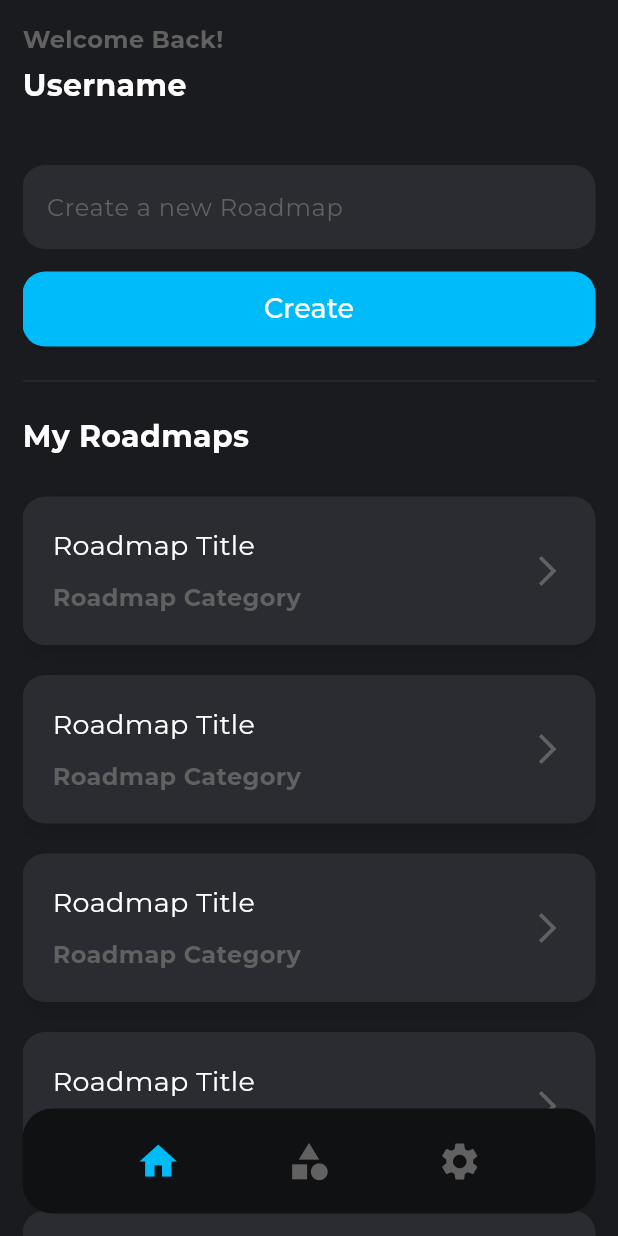
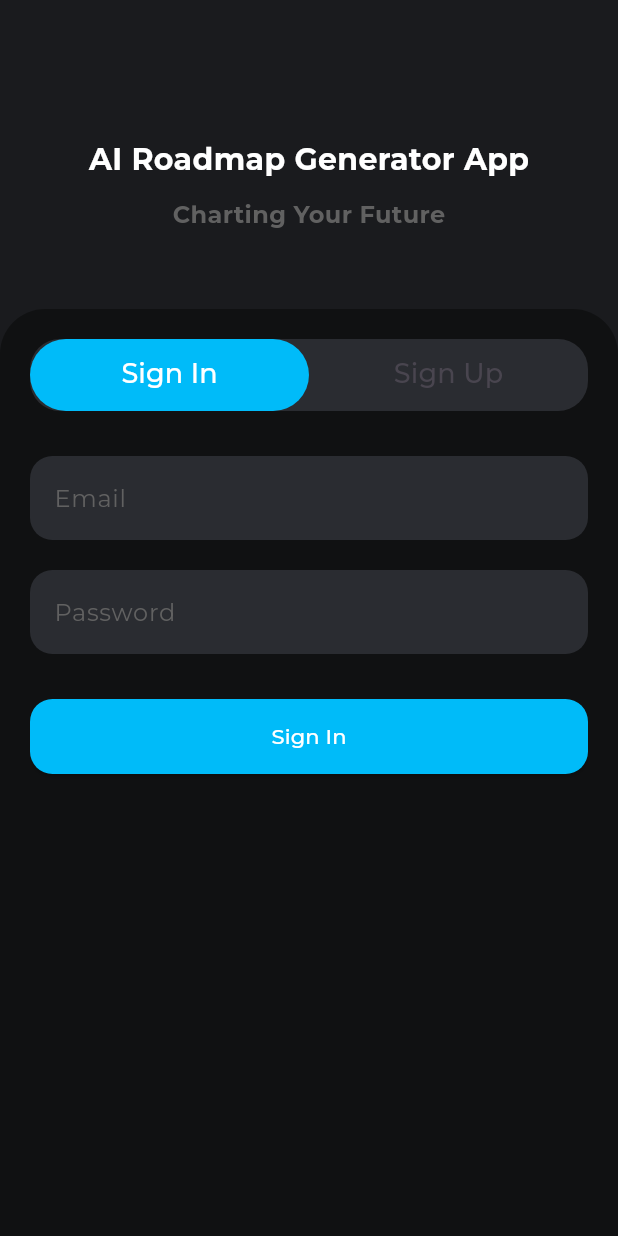
Before and after one commit to iiShahad/roadmap_app, a Flutter app: the screen it shows after launch, on a phone screen of 412 x 824 dp. Run offline on Flutter 3.47's test engine with Material 3 defaults, Android fonts, the phone set to English and light mode, and no system bars; our stand-ins replace cloud_firestore, firebase_auth, firebase_core, flutter_riverpod, freezed_annotation, google_fonts and 1 more; accounts and stored records are empty; generated files the repository leaves out were written again.

Commit message:
implemented auth view

```diff
--- a/lib/main.dart
+++ b/lib/main.dart
@@ -3,9 +3,12 @@ import 'package:flutter/material.dart';
 import 'package:flutter_riverpod/flutter_riverpod.dart';
 import 'package:roadmap_app/firebase_options.dart';
 import 'package:roadmap_app/palette.dart';
+import 'package:roadmap_app/views/auth_view.dart';
 import 'package:roadmap_app/views/main_scaffold.dart';
 
 void main() async {
+  WidgetsFlutterBinding.ensureInitialized();
+
   await Firebase.initializeApp(
     options: DefaultFirebaseOptions.currentPlatform,
   );
@@ -19,7 +22,7 @@ class MyApp extends StatelessWidget {
     return MaterialApp(
       title: 'Flutter Demo',
       theme: Palette.theme,
-      home: const MainScaffold(),
+      home: const AuthView(),
     );
   }
 }
--- a/lib/palette.dart
+++ b/lib/palette.dart
@@ -11,7 +11,7 @@ class Palette {
   static const backgroundColor = Color(0xFF1A1B1E);
   static const surfaceColor = Color(0xFF2A2C31);
   static const navbarColor = Color(0xFF101112);
-  static const errorColor = Color(0xFFB00020);
+  static const errorColor = Color(0xFFC82A47);
   static const onPrimaryColor = Color(0xFFFFFFFF);
   static const onSecondaryColor = Color(0xFF000000);
   static const onBackgroundColor = Color(0xFF000000);
@@ -27,7 +27,7 @@ class Palette {
   static const grey = Color(0xFFB9B9B9);
   static const lightGrey = Color(0xFFE0E0E0);
   static const darkGrey = Color(0xFF616161);
-  static const red = Color(0xFFD32F2F);
+  static const red = Color.fromARGB(255, 233, 75, 75);
   static const green = Color(0xFF388E3C);
   static const blue = Color(0xFF1976D2);
   static const yellow = Color(0xFFFFA000);
@@ -44,6 +44,26 @@ class Palette {
         textTheme: GoogleFonts.montserratTextTheme(),
         primaryColor: primaryColor,
         scaffoldBackgroundColor: backgroundColor,
+        inputDecorationTheme: const InputDecorationTheme(
+          errorStyle: TextStyle(color: errorColor, fontSize: 13),
+          fillColor: Palette.surfaceColor,
+          filled: true,
+          hintStyle: TextStyle(color: Palette.darkGrey),
+          border: OutlineInputBorder(
+            borderSide: BorderSide.none,
+            borderRadius: BorderRadius.all(Radius.circular(15)),
+          ),
+        ),
+        elevatedButtonTheme: ElevatedButtonThemeData(
+          style: ElevatedButton.styleFrom(
+            minimumSize: const Size(double.infinity, 50),
+            backgroundColor: Palette.primaryColor,
+            foregroundColor: Palette.white,
+            shape: RoundedRectangleBorder(
+              borderRadius: BorderRadius.circular(15),
+            ),
+          ),
+        ),
         appBarTheme: const AppBarTheme(
           backgroundColor: backgroundColor,
           elevation: 0,
--- /dev/null
+++ b/lib/util.dart
@@ -0,0 +1,26 @@
+String? emailValidator(String? value) {
+  if (value == null || value.isEmpty) {
+    return 'Please enter your email';
+  }
+  if (!value.contains('@') || !value.contains('.')) {
+    return 'Please enter a valid email';
+  }
+  return null;
+}
+
+String? passwordValidator(String? value) {
+  if (value == null || value.isEmpty) {
+    return 'Please enter a password';
+  }
+  if (value.trim().length < 8) {
+    return 'Your password should not be less than 8 characters';
+  }
+  return null;
+}
+
+String? requiredValidator(String? value) {
+  if (value == null || value.isEmpty) {
+    return 'This field is required';
+  }
+  return null;
+}
--- /dev/null
+++ b/lib/views/auth_view.dart
@@ -0,0 +1,178 @@
+import 'package:flutter/material.dart';
+import 'package:flutter_riverpod/flutter_riverpod.dart';
+import 'package:roadmap_app/controllers/auth_view_controller.dart';
+import 'package:roadmap_app/palette.dart';
+import 'package:roadmap_app/repositories/auth_repository.dart';
+import 'package:roadmap_app/util.dart';
+import 'package:roadmap_app/views/widgets/custom_tab_bar.dart';
+
+class AuthView extends ConsumerStatefulWidget {
+  const AuthView({super.key});
+
+  @override
+  ConsumerState<AuthView> createState() => _AuthViewState();
+}
+
+class _AuthViewState extends ConsumerState<AuthView>
+    with TickerProviderStateMixin {
+  late TabController _tabController;
+
+  @override
+  void initState() {
+    _tabController = TabController(length: 2, vsync: this);
+    super.initState();
+  }
+
+  @override
+  void dispose() {
+    if (mounted) {
+      ref.read(authViewControllerProvider).dispose();
+    }
+    super.dispose();
+  }
+
+  @override
+  Widget build(BuildContext context) {
+    return Scaffold(
+      resizeToAvoidBottomInset: false,
+      backgroundColor: Palette.backgroundColor,
+      body: SingleChildScrollView(
+        padding:
+            EdgeInsets.only(bottom: MediaQuery.of(context).viewInsets.bottom),
+        child: SizedBox(
+          height: MediaQuery.of(context).size.height,
+          child: Column(
+            mainAxisAlignment: MainAxisAlignment.end,
+            children: [
+              //Title
+              SizedBox(
+                height: MediaQuery.of(context).size.height * 0.2,
+                child: Column(
+                  mainAxisAlignment: MainAxisAlignment.center,
+                  children: [
+                    Text('AI Roadmap Generator App', style: Palette.titleB),
+                    const SizedBox(height: 10),
+                    Text(
+                      "Charting Your Future",
+                      style: Palette.subtitle,
+                    ),
+                  ],
+                ),
+              ),
+
+              //Auth Sheet
+              Container(
+                height: MediaQuery.of(context).size.height * 0.75,
+                padding: const EdgeInsets.all(20),
+                decoration: const BoxDecoration(
+                  color: Palette.navbarColor,
+                  borderRadius: BorderRadius.only(
+                    topLeft: Radius.circular(30),
+                    topRight: Radius.circular(30),
+                  ),
+                ),
+                child: Column(
+                  mainAxisSize: MainAxisSize.min,
+                  children: [
+                    CustomTabBar(
+                      onTap: (index) => ref
+                          .read(authViewControllerProvider)
+                          .pageTransition(_tabController.index),
+                      tabController: _tabController,
+                    ),
+                    Expanded(
+                      child: PageView(
+                        physics: const NeverScrollableScrollPhysics(),
+                        controller: ref
+                            .watch(authViewControllerProvider)
+                            .getPageController,
+                        children: [
+                          _buildSignInForm(ref),
+                          _buildSignUpForm(ref),
+                        ],
+                      ),
+                    ),
+                  ],
+                ),
+              )
+            ],
+          ),
+        ),
+      ),
+    );
+  }
+
+  Widget _buildSignInForm(WidgetRef ref) {
+    return Column(
+      children: [
+        const SizedBox(height: 30),
+        TextFormField(
+          controller:
+              ref.watch(authViewControllerProvider).signInEmailController,
+          decoration: const InputDecoration(
+            hintText: "Email",
+          ),
+          validator: (value) => emailValidator(value),
+        ),
+        const SizedBox(height: 20),
+        TextFormField(
+          controller:
+              ref.watch(authViewControllerProvider).signInPasswordController,
+          decoration: const InputDecoration(
+            hintText: "Password",
+          ),
+          validator: (value) => passwordValidator(value),
+        ),
+        const SizedBox(height: 30),
+        ElevatedButton(
+            child: const Text("Sign In"),
+            onPressed: () {
+              ref.read(authViewControllerProvider).signIn();
+              // print(ref.read(authRepositoryProvider));
+              // print(ref.read(authStateChangeProvider));
+            })
+      ],
+    );
+  }
+
+  Widget _buildSignUpForm(WidgetRef ref) {
+    return Form(
+      key: ref.watch(authViewControllerProvider).signUpFormKey,
+      child: Column(
+        children: [
+          const SizedBox(height: 30),
+          TextFormField(
+            controller:
+                ref.watch(authViewControllerProvider).signUpUsernameController,
+            decoration: const InputDecoration(
+              hintText: "Username",
+            ),
+            validator: (value) => requiredValidator(value),
+          ),
+          const SizedBox(height: 20),
+          TextFormField(
+            controller:
+                ref.watch(authViewControllerProvider).signUpEmailController,
+            decoration: const InputDecoration(
+              hintText: "Email",
+            ),
+            validator: (value) => emailValidator(value),
+          ),
+          const SizedBox(height: 20),
+          TextFormField(
+            controller:
+                ref.watch(authViewControllerProvider).signUpPasswordController,
+            decoration: const InputDecoration(
+              hintText: "Password",
+            ),
+            validator: (value) => passwordValidator(value),
+          ),
+          const SizedBox(height: 30),
+          ElevatedButton(
+              child: const Text("Sign Up"),
+              onPressed: () => ref.read(authViewControllerProvider).signUp())
+        ],
+      ),
+    );
+  }
+}
--- a/lib/views/home_view.dart
+++ b/lib/views/home_view.dart
@@ -4,8 +4,6 @@ import 'package:roadmap_app/controllers/home_view_controller.dart';
 import 'package:roadmap_app/palette.dart';
 import 'package:roadmap_app/views/widgets/home_app_bar.dart';
 import 'package:roadmap_app/views/widgets/roadmap_card.dart';
-import 'package:roadmap_app/views/widgets/rounded_input.dart';
-import 'package:roadmap_app/views/widgets/rounded_button.dart';
 
 class HomeView extends ConsumerWidget {
   const HomeView({super.key});
@@ -27,12 +25,14 @@ class HomeView extends ConsumerWidget {
                     const SizedBox(
                       height: 15,
                     ),
-                    RoundedInput(
+                    TextFormField(
                         controller:
                             ref.watch(homeViewControllerProvider).controller,
-                        label: "Create a new Roadmap"),
-                    RoundedButton(
-                      label: "Create",
+                        decoration: const InputDecoration(
+                          hintText: "Search Roadmaps",
+                        )),
+                    ElevatedButton(
+                      child: const Text("Create"),
                       onPressed: () {},
                     ),
                   ],
--- a/lib/views/main_scaffold.dart
+++ b/lib/views/main_scaffold.dart
@@ -5,7 +5,6 @@ import 'package:roadmap_app/views/categories_view.dart';
 import 'package:roadmap_app/views/home_view.dart';
 import 'package:roadmap_app/views/roadmap_view.dart';
 import 'package:roadmap_app/views/widgets/navbar.dart';
-import 'package:roadmap_app/views/widgets/reoadmap_tile.dart';
 
 class MainScaffold extends ConsumerWidget {
   const MainScaffold({super.key});
--- /dev/null
+++ b/lib/views/widgets/custom_tab_bar.dart
@@ -0,0 +1,37 @@
+import 'package:flutter/material.dart';
+import 'package:roadmap_app/palette.dart';
+
+class CustomTabBar extends StatelessWidget {
+  final TabController tabController;
+  final void Function(int) onTap;
+  const CustomTabBar(
+      {super.key, required this.tabController, required this.onTap});
+
+  @override
+  Widget build(BuildContext context) {
+    return Container(
+      decoration: BoxDecoration(
+        borderRadius: BorderRadius.circular(20),
+        color: Palette.surfaceColor,
+      ),
+      child: TabBar(
+          onTap: onTap,
+          controller: tabController,
+          dividerColor: Palette.transparent,
+          indicatorSize: TabBarIndicatorSize.tab,
+          labelStyle: Palette.title2,
+          indicator: BoxDecoration(
+            borderRadius: BorderRadius.circular(50),
+            color: Palette.primaryColor,
+          ),
+          tabs: const [
+            Tab(
+              text: 'Sign In',
+            ),
+            Tab(
+              text: 'Sign Up',
+            )
+          ]),
+    );
+  }
+}
--- a/lib/views/widgets/reoadmap_tile.dart
+++ b/lib/views/widgets/reoadmap_tile.dart
@@ -10,7 +10,6 @@ class RoadmapTile extends StatelessWidget {
 
   @override
   Widget build(BuildContext context) {
-    bool isChecked = false;
     return Stack(
       alignment: Alignment.center,
       children: [
@@ -46,7 +45,7 @@ class RoadmapTile extends StatelessWidget {
                 ),
               ),
             ),
-            for (var child in node.children) _buildDivider,
+            for (var _ in node.children) _buildDivider,
           ],
         ),
         Column(
--- a/lib/views/widgets/rounded_button.dart
+++ /dev/null
@@ -1,28 +0,0 @@
-import 'package:flutter/material.dart';
-import 'package:roadmap_app/palette.dart';
-
-class RoundedButton extends StatelessWidget {
-  final String label;
-  final VoidCallback onPressed;
-  const RoundedButton(
-      {super.key, required this.label, required this.onPressed});
-
-  @override
-  Widget build(BuildContext context) {
-    return ElevatedButton(
-      onPressed: () => onPressed,
-      style: ElevatedButton.styleFrom(
-        minimumSize: const Size(double.infinity, 50),
-        backgroundColor: Palette.primaryColor,
-        foregroundColor: Palette.white,
-        shape: RoundedRectangleBorder(
-          borderRadius: BorderRadius.circular(15),
-        ),
-      ),
-      child: Text(
-        label,
-        style: Palette.title2,
-      ),
-    );
-  }
-}
--- a/lib/views/widgets/rounded_input.dart
+++ /dev/null
@@ -1,31 +0,0 @@
-import 'package:flutter/material.dart';
-import 'package:roadmap_app/palette.dart';
-
-class RoundedInput extends StatelessWidget {
-  final TextEditingController controller;
-  final String label;
-  const RoundedInput(
-      {super.key, required this.controller, required this.label});
-
-  @override
-  Widget build(BuildContext context) {
-    return Padding(
-      padding: const EdgeInsets.symmetric(vertical: 15),
-      child: TextField(
-        controller: controller,
-        cursorColor: Palette.primaryColor,
-        style: const TextStyle(color: Palette.white),
-        decoration: InputDecoration(
-          fillColor: Palette.surfaceColor,
-          filled: true,
-          hintText: label,
-          hintStyle: const TextStyle(color: Palette.darkGrey),
-          border: const OutlineInputBorder(
-            borderSide: BorderSide.none,
-            borderRadius: BorderRadius.all(Radius.circular(15)),
-          ),
-        ),
-      ),
-    );
-  }
-}
--- a/pubspec.yaml
+++ b/pubspec.yaml
@@ -40,6 +40,7 @@ dependencies:
   google_fonts: ^6.1.0
   firebase_core: ^2.25.4
   firebase_auth: ^4.17.4
+  cloud_firestore: ^4.15.4
 
 dev_dependencies:
   flutter_test:
```
Also changed, not shown: lib/controllers/auth_view_controller.dart (added, +66 -0 lines), lib/providers/firebase_providers.dart (+12 -0 lines), lib/repositories/auth_repository.dart (+33 -9 lines), lib/views/splash_screen.dart (added), pubspec.lock, 4 other files.
